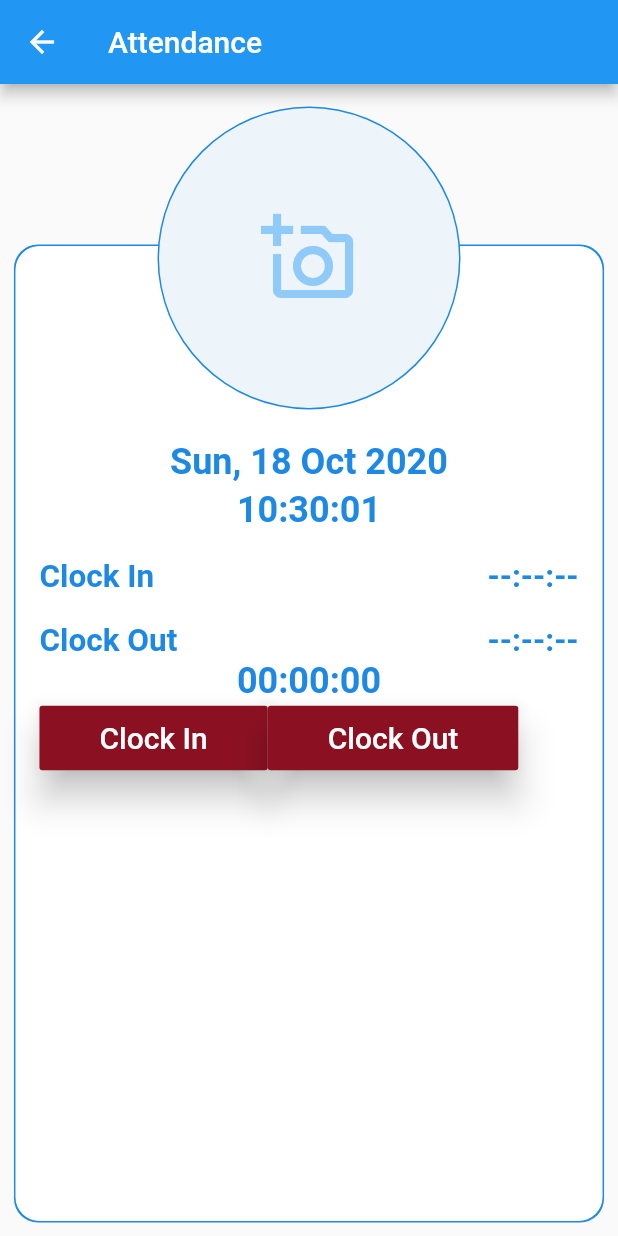
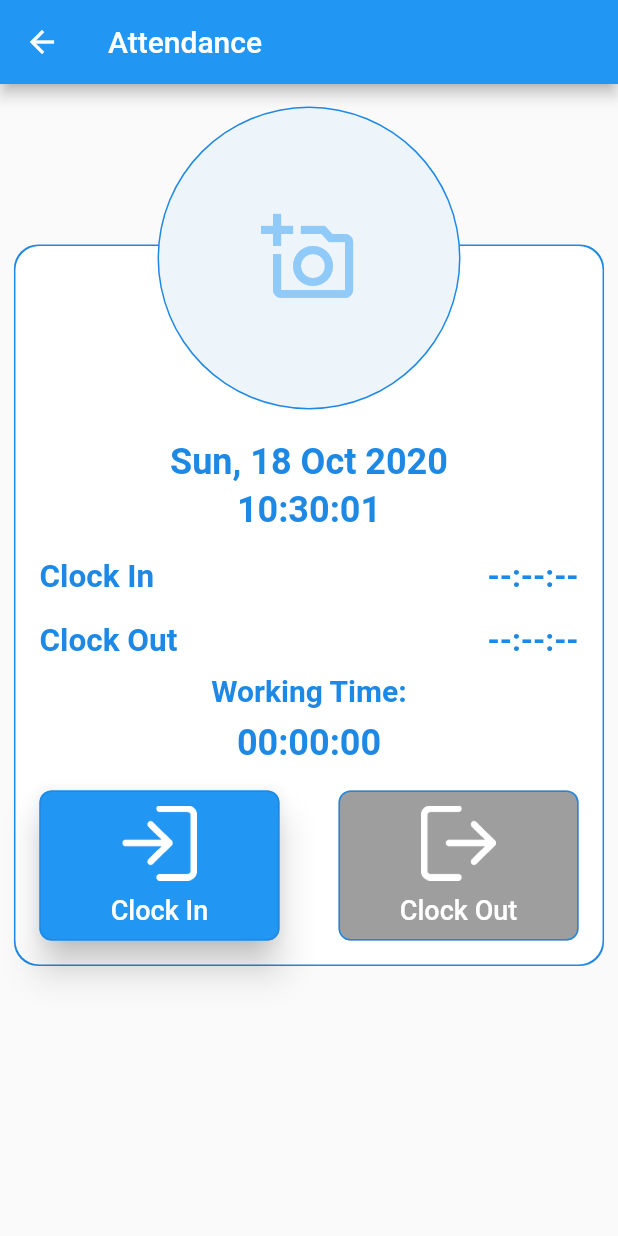
Before and after one commit to diohlicious/CMA_Flutter, a Flutter app: the AttendanceView screen opened by its route, on a phone screen of 412 x 824 dp. Run offline on Flutter 3.47's test engine with Material 2 defaults, Android fonts, the phone set to English and light mode, and no system bars; our stand-ins replace flutter_money_formatter, google_maps_flutter.

Commit message:
add Route

```diff
--- a/lib/app/route.dart
+++ b/lib/app/route.dart
@@ -1,11 +1,32 @@
+import 'package:flutter/material.dart';
 import 'package:startup_namer/views/attendance_view.dart';
 import 'package:startup_namer/views/home_view.dart';
-import 'package:startup_namer/views/task_view.dart';
 import 'package:startup_namer/views/mitra_view.dart';
+import 'package:startup_namer/views/route_view.dart';
+
+
 
 class Routes {
   static const String home = HomeView.routeName;
-  //static const String tasks = TaskView.routeName;
   static const String attendance = AttendanceView.routeName;
+  static const String vroute = RouteView.routeName;
   static const String mitra = MitraView.routeName;
+  static Route<dynamic> generateRoute(RouteSettings settings) {
+    switch (settings.name) {
+      case home:
+        return MaterialPageRoute(builder: (_) => HomeView());
+      case attendance:
+        return MaterialPageRoute(builder: (_) => AttendanceView());
+      case vroute:
+        return MaterialPageRoute(builder: (_) => RouteView());
+      case mitra:
+        return MaterialPageRoute(builder: (_) => MitraView());
+      default:
+        return MaterialPageRoute(
+            builder: (_) => Scaffold(
+                  body: Center(
+                      child: Text('No route defined for ${settings.name}')),
+                ));
+    }
+  }
 }
--- a/lib/views/attendance_view.dart
+++ b/lib/views/attendance_view.dart
@@ -2,7 +2,6 @@ import 'dart:async';
 
 import 'package:flutter/material.dart';
 import 'package:intl/intl.dart';
-import 'package:startup_namer/repository/timer_service.dart';
 
 class AttendanceView extends StatefulWidget {
   static const String routeName = '/attendance';
@@ -14,6 +13,8 @@ class AttendanceView extends StatefulWidget {
 class _AttendanceViewState extends State<AttendanceView> {
   String _timeStr;
   Timer _timerNow;
+  bool _isButtonInDisabled;
+  bool _isButtonOutDisabled;
 
   //------------------------------------------Current Time-------------------------------------------
 
@@ -31,6 +32,8 @@ class _AttendanceViewState extends State<AttendanceView> {
 
   @override
   void initState() {
+    _isButtonInDisabled = true;
+    _isButtonOutDisabled = false;
     _timeStr = _formatDateTime(DateTime.now());
     _timerNow = Timer.periodic(Duration(seconds: 1), (Timer t) => _getTime());
     super.initState();
@@ -42,6 +45,7 @@ class _AttendanceViewState extends State<AttendanceView> {
     _timerSubscription.cancel();
     super.dispose();
   }
+
   //------------------------------------------Duration-------------------------------------------
   bool flag = true;
   Stream<int> _timerStream;
@@ -49,6 +53,7 @@ class _AttendanceViewState extends State<AttendanceView> {
   String _hoursStr = '00';
   String _minutesStr = '00';
   String _secondsStr = '00';
+
   Stream<int> stopWatchStream() {
     StreamController<int> streamController;
     Timer timer;
@@ -93,21 +98,26 @@ class _AttendanceViewState extends State<AttendanceView> {
   void _setClockIn() {
     setState(() {
       _clockIn = _timeStr;
+      _isButtonInDisabled = false;
+      _isButtonOutDisabled = true;
       _timerStream = stopWatchStream();
       _timerSubscription = _timerStream.listen((int newTick) {
         setState(() {
-          _hoursStr = ((newTick / (60 * 60)) % 60)
-              .floor()
-              .toString()
-              .padLeft(2, '0');
-          _minutesStr = ((newTick / 60) % 60)
-              .floor()
-              .toString()
-              .padLeft(2, '0');
-          _secondsStr =
-              (newTick % 60).floor().toString().padLeft(2, '0');
+          _hoursStr =
+              ((newTick / (60 * 60)) % 60).floor().toString().padLeft(2, '0');
+          _minutesStr =
+              ((newTick / 60) % 60).floor().toString().padLeft(2, '0');
+          _secondsStr = (newTick % 60).floor().toString().padLeft(2, '0');
         });
       });
+    });
+  }
+
+  void _setClockOut() {
+    setState(() {
+      _timerSubscription.cancel();
+      _clockOut = _timeStr;
+      _isButtonOutDisabled = false;
     });
   }
 
@@ -117,7 +127,8 @@ class _AttendanceViewState extends State<AttendanceView> {
       appBar: AppBar(
         title: Text('Attendance'),
       ),
-      body: Row(
+      body: SingleChildScrollView (
+      child : Row(
         mainAxisSize: MainAxisSize.max,
         mainAxisAlignment: MainAxisAlignment.center,
         children: [
@@ -217,6 +228,16 @@ class _AttendanceViewState extends State<AttendanceView> {
                             ),
                           ],
                         ),
+                        Container(
+                          child: Text(
+                            'Working Time:',
+                            style: TextStyle(
+                                color: Colors.blue[600],
+                                fontSize: 20.0,
+                                fontWeight: FontWeight.bold),
+                          ),
+                          margin: EdgeInsets.all(9),
+                        ),
                         Center(
                           child: Text(
                             '$_hoursStr:$_minutesStr:$_secondsStr',
@@ -226,25 +247,70 @@ class _AttendanceViewState extends State<AttendanceView> {
                                 fontWeight: FontWeight.bold),
                           ),
                         ),
+                        Container(
+                          margin: EdgeInsets.only(top: 18),
+                        ),
                         Row(
+                          mainAxisAlignment: MainAxisAlignment.spaceBetween,
                           children: [
-                            RaisedButton(
-                              child: new Text('Clock In', style: new TextStyle(fontSize: 20.0,)),
-                              color: new Color(0xFF8B1122),
+                            SizedBox(
+                              width: 160,
+                              height: 100,
+                              child: RaisedButton(
+                                child: Column(
+                                    mainAxisAlignment:
+                                        MainAxisAlignment.spaceBetween,
+                                    children: [
+                                      Image.asset('assets/images/clockin.png',
+                                          height: 50, fit: BoxFit.fill),
+                                      Text('Clock In',
+                                          style: TextStyle(
+                                            fontSize: 18.0,
+                                          ))
+                                    ]),
+                                color: Colors.blue,
+                                shape: RoundedRectangleBorder(
+                                    borderRadius: BorderRadius.circular(8.0),
+                                    side: BorderSide(color: Colors.blue[600])),
                                 textColor: Colors.white,
-                              padding: const EdgeInsets.symmetric(vertical: 10.0, horizontal: 40.0),
+                                padding: EdgeInsets.symmetric(
+                                    vertical: 10.0, horizontal: 40.0),
                                 elevation: 10.0,
                                 splashColor: Colors.white70,
-                              onPressed: _setClockIn,
+                                onPressed:
+                                    _isButtonInDisabled ? _setClockIn : null,
                               ),
-                            RaisedButton(
-                              child: new Text('Clock Out', style: new TextStyle(fontSize: 20.0,)),
-                              color: new Color(0xFF8B1122),
+                            ),
+                            SizedBox(
+                              width: 160,
+                              height: 100,
+                              child: RaisedButton(
+                                child: Column(
+                                    mainAxisAlignment:
+                                        MainAxisAlignment.spaceBetween,
+                                    children: [
+                                      Image.asset(
+                                        'assets/images/clockout.png',
+                                        height: 50,
+                                        width: 50,
+                                      ),
+                                      Text('Clock Out',
+                                          style: TextStyle(
+                                            fontSize: 18.0,
+                                          ))
+                                    ]),
+                                color: Colors.blue,
+                                shape: RoundedRectangleBorder(
+                                    borderRadius: BorderRadius.circular(8.0),
+                                    side: BorderSide(color: Colors.blue[600])),
                                 textColor: Colors.white,
-                              padding: const EdgeInsets.symmetric(vertical: 10.0, horizontal: 40.0),
+                                padding: EdgeInsets.symmetric(
+                                    vertical: 10.0, horizontal: 40.0),
                                 elevation: 10.0,
                                 splashColor: Colors.white70,
-                              onPressed: _setClockIn,
+                                onPressed:
+                                    _isButtonOutDisabled ? _setClockOut : null,
+                              ),
                             ),
                           ],
                         ),
@@ -274,6 +340,6 @@ class _AttendanceViewState extends State<AttendanceView> {
           ),
         ],
       ),
-    );
+    ));
   }
 }
--- a/lib/views/home_view.dart
+++ b/lib/views/home_view.dart
@@ -13,7 +13,7 @@ class HomeView extends StatefulWidget {
   static const String routeName = '/home';
   final favItem = [
     FavItem('assets/images/ic_attendance.png', 'Attendance', Routes.attendance),
-    FavItem('assets/images/ic_route.png', 'Route', null),
+    FavItem('assets/images/ic_route.png', 'Route', Routes.vroute),
     FavItem('assets/images/ic_mitra.png', 'Mitra', Routes.mitra),
     FavItem('assets/images/ic_add.png', 'Add', null),
     FavItem('assets/images/ic_appointment.png', 'Appointment', null),
--- a/pubspec.yaml
+++ b/pubspec.yaml
@@ -29,6 +29,9 @@ dependencies:
   cupertino_icons: ^1.0.0
   english_words: ^3.1.5
   intl: ^0.15.8
+  animations: ^1.1.2
+  google_maps_flutter: ^0.5.19+2
+  flutter_money_formatter: ^0.8.3
 
 dev_dependencies:
   flutter_test:
@@ -48,6 +51,7 @@ flutter:
   # To add assets to your application, add an assets section, like this:
   assets:
      - assets/images/
+     - assets/json/
   #   - images/a_dot_ham.jpeg
 
   # An image asset can refer to one or more resolution-specific "variants", see
```
Also changed, not shown: lib/app/app.dart (+1 -7 lines), lib/views/route_view.dart (added, +180 -0 lines), assets/images/clockin.png, assets/images/clockout.png, assets/json/account.json (renamed from assets/account.json), assets/json/addresses.json (renamed from assets/addresses.json), assets/json/adhome.json (renamed from assets/adhome.json), assets/json/contacts.json (renamed from assets/contacts.json), assets/json/mitra.json (renamed from assets/mitra.json), assets/json/report.json (renamed from assets/report.json), pubspec.lock, 3 other files. Lines whose indentation alone changed are shown as unchanged.
